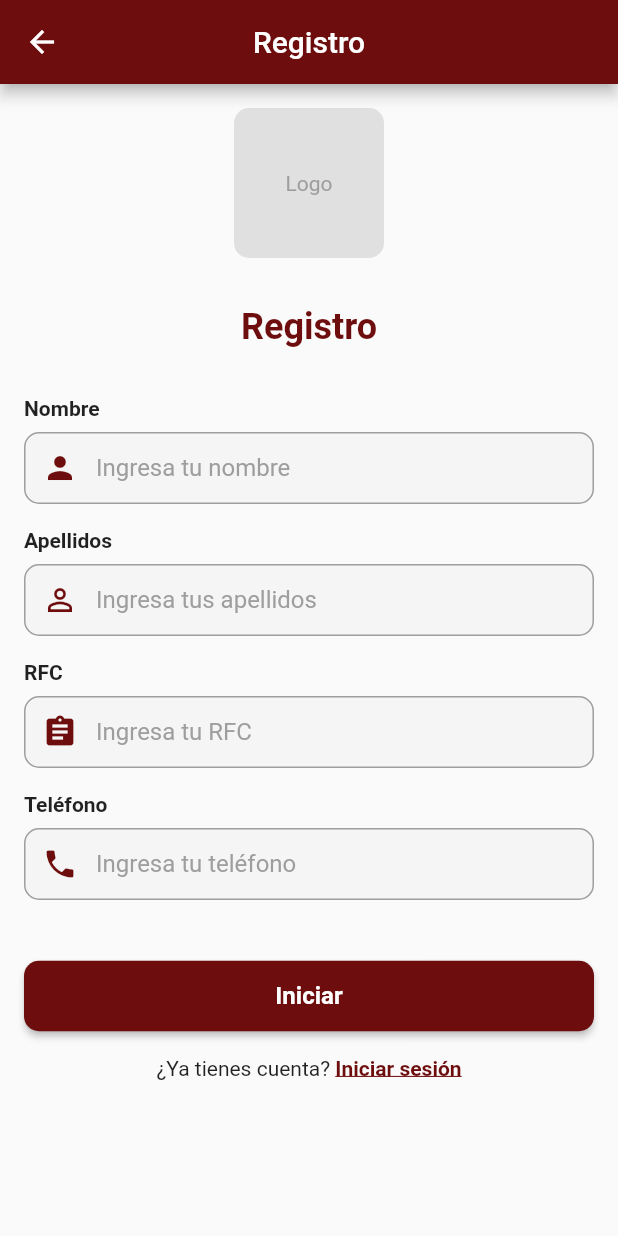
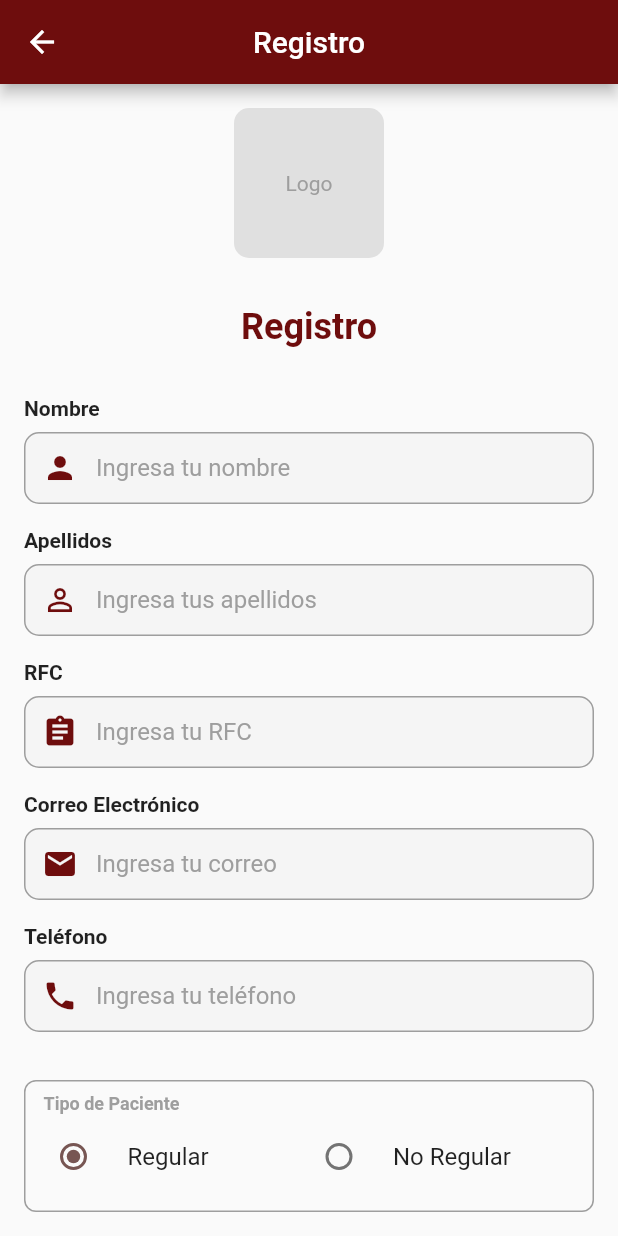
Before and after one commit to JoshyLop/MIDE-app, a Flutter app: the screen it shows after launch, after a tap on "Registrarme", on a phone screen of 412 x 824 dp. Run offline on Flutter 3.47's test engine with Material 3 defaults, Android fonts, the light colour scheme and no system bars; our stand-ins replace cloud_firestore, firebase_core; accounts and stored records are empty.

Commit message:
feat: Add patient registration with type and save to Firestore

```diff
--- a/lib/main.dart
+++ b/lib/main.dart
@@ -1,7 +1,13 @@
 import 'package:flutter/material.dart';
+import 'package:firebase_core/firebase_core.dart';
+import 'firebase_options.dart';
 import 'screens/login_screen.dart';
 
-void main() {
+void main() async {
+  WidgetsFlutterBinding.ensureInitialized();
+  await Firebase.initializeApp(
+    options: DefaultFirebaseOptions.currentPlatform,
+  );
   runApp(const MyApp());
 }
 
--- /dev/null
+++ b/lib/models/patient.dart
@@ -0,0 +1,52 @@
+/// Modelo para representar un Paciente
+class Patient {
+  final String rfc;
+  final String nombre;
+  final String apellido;
+  final String correo;
+  final String telefono;
+  final String tipoPatiente; // "regular" o "no_regular"
+  final DateTime? fechaNacimiento; // Opcional
+  final String? direccion; // Opcional
+
+  Patient({
+    required this.rfc,
+    required this.nombre,
+    required this.apellido,
+    required this.correo,
+    required this.telefono,
+    required this.tipoPatiente,
+    this.fechaNacimiento,
+    this.direccion,
+  });
+
+  /// Convierte el modelo a JSON para enviar a Firestore
+  Map<String, dynamic> toJson() {
+    return {
+      'rfc': rfc,
+      'nombre': nombre,
+      'apellido': apellido,
+      'correo': correo,
+      'telefono': telefono,
+      'tipoPatiente': tipoPatiente,
+      'fechaNacimiento': fechaNacimiento,
+      'direccion': direccion,
+    };
+  }
+
+  /// Crea un Patient desde los datos de Firestore
+  factory Patient.fromJson(Map<String, dynamic> json) {
+    return Patient(
+      rfc: json['rfc'] as String,
+      nombre: json['nombre'] as String,
+      apellido: json['apellido'] as String,
+      correo: json['correo'] as String,
+      telefono: json['telefono'] as String,
+      tipoPatiente: json['tipoPatiente'] as String? ?? 'regular',
+      fechaNacimiento: json['fechaNacimiento'] != null
+          ? DateTime.parse(json['fechaNacimiento'] as String)
+          : null,
+      direccion: json['direccion'] as String?,
+    );
+  }
+}
--- a/lib/screens/registration_screen.dart
+++ b/lib/screens/registration_screen.dart
@@ -1,6 +1,7 @@
 import 'package:flutter/material.dart';
 import '../widgets/custom_app_bar.dart';
 import '../widgets/text_input_field.dart';
+import '../services/firebase_service.dart';
 
 /// Pantalla de Registro de Usuario
 class RegistrationScreen extends StatefulWidget {
@@ -15,7 +16,11 @@ class _RegistrationScreenState extends State<RegistrationScreen> {
   final nameController = TextEditingController();
   final lastNameController = TextEditingController();
   final rfcController = TextEditingController();
+  final emailController = TextEditingController();
   final phoneController = TextEditingController();
+
+  // Variable para el tipo de paciente
+  String selectedPatientType = 'regular';
 
   @override
   Widget build(BuildContext context) {
@@ -81,12 +86,74 @@ class _RegistrationScreenState extends State<RegistrationScreen> {
                 prefixIcon: Icons.assignment,
               ),
 
+              // CAMPO CORREO
+              TextInputField(
+                controller: emailController,
+                label: 'Correo Electrónico',
+                hintText: 'Ingresa tu correo',
+                prefixIcon: Icons.email,
+              ),
+
               // CAMPO TELÉFONO
               TextInputField(
                 controller: phoneController,
                 label: 'Teléfono',
                 hintText: 'Ingresa tu teléfono',
                 prefixIcon: Icons.phone,
+              ),
+
+              const SizedBox(height: 16),
+
+              // TIPO DE PACIENTE
+              Container(
+                padding: const EdgeInsets.symmetric(horizontal: 12, vertical: 8),
+                decoration: BoxDecoration(
+                  border: Border.all(color: Colors.grey),
+                  borderRadius: BorderRadius.circular(8),
+                ),
+                child: Column(
+                  crossAxisAlignment: CrossAxisAlignment.start,
+                  children: [
+                    const Text(
+                      'Tipo de Paciente',
+                      style: TextStyle(
+                        fontWeight: FontWeight.bold,
+                        fontSize: 12,
+                        color: Colors.grey,
+                      ),
+                    ),
+                    Row(
+                      children: [
+                        Expanded(
+                          child: RadioListTile<String>(
+                            title: const Text('Regular'),
+                            value: 'regular',
+                            groupValue: selectedPatientType,
+                            onChanged: (value) {
+                              setState(() {
+                                selectedPatientType = value!;
+                              });
+                            },
+                            contentPadding: EdgeInsets.zero,
+                          ),
+                        ),
+                        Expanded(
+                          child: RadioListTile<String>(
+                            title: const Text('No Regular'),
+                            value: 'no_regular',
+                            groupValue: selectedPatientType,
+                            onChanged: (value) {
+                              setState(() {
+                                selectedPatientType = value!;
+                              });
+                            },
+                            contentPadding: EdgeInsets.zero,
+                          ),
+                        ),
+                      ],
+                    ),
+                  ],
+                ),
               ),
 
               const SizedBox(height: 24),
@@ -102,16 +169,65 @@ class _RegistrationScreenState extends State<RegistrationScreen> {
                       borderRadius: BorderRadius.circular(10),
                     ),
                   ),
-                  onPressed: () {
-                    // Aquí irá la lógica de registro
-                    print('Registrarse con:');
-                    print('Nombre: ${nameController.text}');
-                    print('Apellidos: ${lastNameController.text}');
-                    print('RFC: ${rfcController.text}');
-                    print('Teléfono: ${phoneController.text}');
+                  onPressed: () async {
+                    // Validar campos obligatorios
+                    if (nameController.text.isEmpty ||
+                        lastNameController.text.isEmpty ||
+                        rfcController.text.isEmpty ||
+                        emailController.text.isEmpty ||
+                        phoneController.text.isEmpty) {
+                      ScaffoldMessenger.of(context).showSnackBar(
+                        const SnackBar(
+                          content: Text('Por favor completa todos los campos'),
+                          duration: Duration(seconds: 2),
+                        ),
+                      );
+                      return;
+                    }
+
+                    try {
+                      print('📤 [App] Registrando nuevo paciente...');
+
+                      // Guardar paciente en Firebase
+                      await FirebaseService().savePatient(
+                        rfc: rfcController.text.trim(),
+                        nombre: nameController.text.trim(),
+                        apellido: lastNameController.text.trim(),
+                        correo: emailController.text.trim(),
+                        telefono: phoneController.text.trim(),
+                        tipoPatiente: selectedPatientType,
+                      );
+
+                      // Mostrar mensaje de éxito
+                      ScaffoldMessenger.of(context).showSnackBar(
+                        const SnackBar(
+                          content: Text('Paciente registrado correctamente'),
+                          duration: Duration(seconds: 2),
+                        ),
+                      );
+
+                      // Limpiar campos y volver al login
+                      nameController.clear();
+                      lastNameController.clear();
+                      rfcController.clear();
+                      emailController.clear();
+                      phoneController.clear();
+
+                      if (mounted) {
+                        Navigator.pop(context);
+                      }
+                    } catch (e) {
+                      print('❌ [App] Error: $e');
+                      ScaffoldMessenger.of(context).showSnackBar(
+                        SnackBar(
+                          content: Text('Error al registrar: $e'),
+                          duration: const Duration(seconds: 3),
+                        ),
+                      );
+                    }
                   },
                   child: const Text(
-                    'Iniciar',
+                    'Registrarse',
                     style: TextStyle(
                       fontSize: 16,
                       fontWeight: FontWeight.bold,
--- a/lib/services/firebase_service.dart
+++ b/lib/services/firebase_service.dart
@@ -1,6 +1,7 @@
 import 'package:cloud_firestore/cloud_firestore.dart';
 import '../models/measurement.dart';
 import '../models/monthly_goal.dart';
+import '../models/patient.dart';
 
 /// Servicio para interactuar con Firebase Firestore
 /// Maneja todas las operaciones de guardado y lectura de datos
@@ -197,4 +198,79 @@ class FirebaseService {
       'highPercent': (highCount / measurements.length * 100).toStringAsFixed(1),
     };
   }
+
+  /// METAS - Stream de metas mensuales (placeholder por ahora)
+  Stream<List<MonthlyGoal>> getMonthlyGoalsStream() {
+    // Por ahora retorna stream vacío, puede actualizarse después
+    return Stream.value([]);
+  }
+
+  /// PACIENTES - Guardar un nuevo paciente
+  Future<void> savePatient({
+    required String rfc,
+    required String nombre,
+    required String apellido,
+    required String correo,
+    required String telefono,
+    required String tipoPatiente,
+    DateTime? fechaNacimiento,
+    String? direccion,
+  }) async {
+    try {
+      final patient = Patient(
+        rfc: rfc,
+        nombre: nombre,
+        apellido: apellido,
+        correo: correo,
+        telefono: telefono,
+        tipoPatiente: tipoPatiente,
+        fechaNacimiento: fechaNacimiento,
+        direccion: direccion,
+      );
+
+      await _firestore.collection('Paciente').doc(rfc).set(patient.toJson());
+
+      print('✅ [Firebase] Paciente guardado exitosamente');
+      print('   RFC: $rfc');
+      print('   Nombre: $nombre $apellido');
+      print('   Tipo: $tipoPatiente');
+      print('   Correo: $correo');
+      print('   Teléfono: $telefono');
+    } catch (e) {
+      print('❌ [Firebase] Error al guardar paciente: $e');
+      throw Exception('Error al guardar paciente: $e');
+    }
+  }
+
+  /// PACIENTES - Obtener datos de un paciente por RFC
+  Future<Patient?> getPatient(String rfc) async {
+    try {
+      final doc = await _firestore.collection('Paciente').doc(rfc).get();
+
+      if (doc.exists) {
+        print('✅ [Firebase] Paciente encontrado: $rfc');
+        return Patient.fromJson(doc.data()!);
+      } else {
+        print('⚠️ [Firebase] Paciente no encontrado: $rfc');
+        return null;
+      }
+    } catch (e) {
+      print('❌ [Firebase] Error al obtener paciente: $e');
+      throw Exception('Error al obtener paciente: $e');
+    }
+  }
+
+  /// PACIENTES - Stream de datos de un paciente (actualización en tiempo real)
+  Stream<Patient?> getPatientStream(String rfc) {
+    return _firestore
+        .collection('Paciente')
+        .doc(rfc)
+        .snapshots()
+        .map((doc) {
+      if (doc.exists) {
+        return Patient.fromJson(doc.data()!);
+      }
+      return null;
+    });
+  }
 }
```
Also changed, not shown: lib/firebase_options.dart (added).
